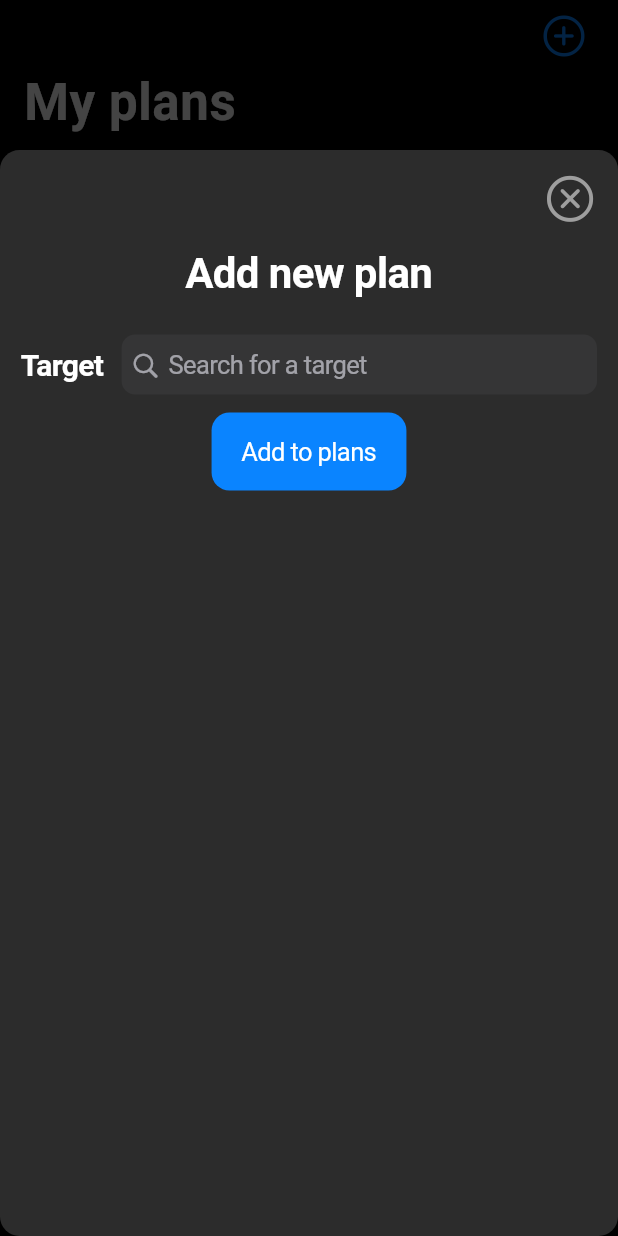
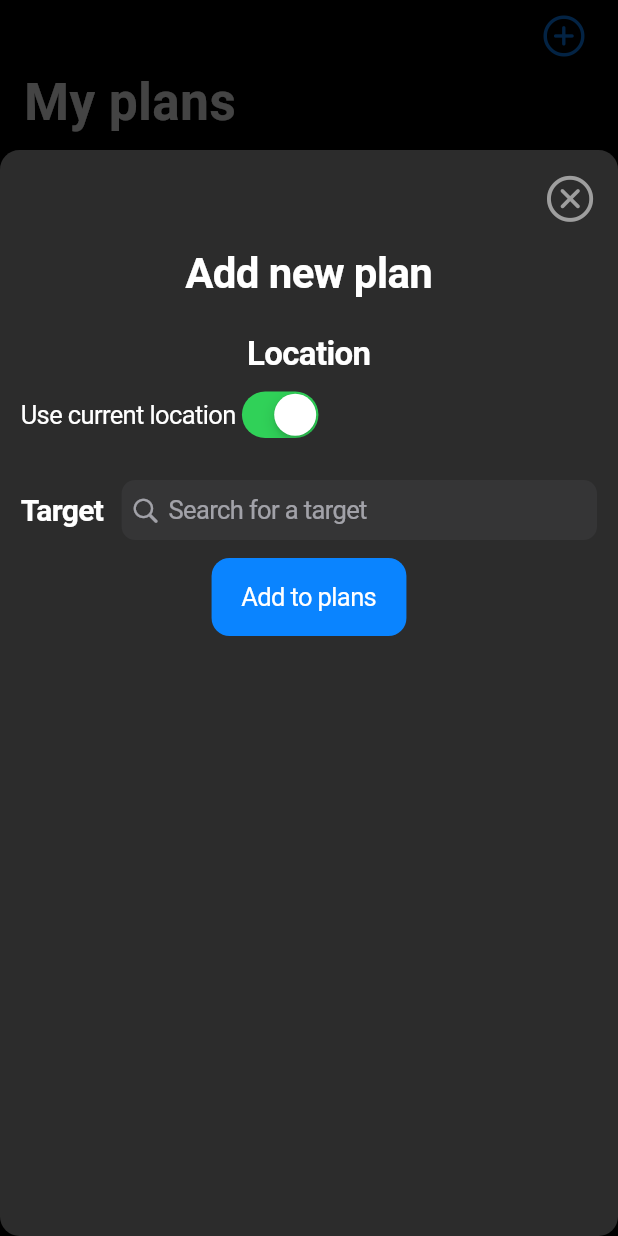
Before and after one commit to pat-mart/alpha_app, a Flutter app: the screen it shows after launch, after a tap on an icon or button, on a phone screen of 412 x 824 dp. Run offline on Flutter 3.47's test engine with Material 2 defaults, Android fonts, the phone set to English and light mode, and no system bars; our stand-ins replace csv, location; missing offline and left inert: flutter_octicons.

Commit message:
working on location permissions

```diff
--- a/lib/util/plan/partial_plan_data.dart
+++ /dev/null
@@ -1,4 +0,0 @@
-// class PartialData {
-//   num _latitude, _longitude;
-//
-// }
--- a/lib/views/screens/search_screen.dart
+++ b/lib/views/screens/search_screen.dart
@@ -37,7 +37,7 @@ class _SearchScreenState extends State<SearchScreen> {
               Container (
                 margin: const EdgeInsets.only(left: 14, right: 14),
                 child: SizedBox(
-                  height: 200,
+                  height: MediaQuery.of(context).size.height - 200,
                   child: Consumer<SearchViewModel>(
                     builder: (context, searchVm, _) => ListView.builder(
                       itemCount: searchVm.resultsList.length,
--- a/lib/views/smalls/plan_sheet_body.dart
+++ b/lib/views/smalls/plan_sheet_body.dart
@@ -7,7 +7,7 @@ import 'package:astro_planner/viewmodels/search_vm.dart';
 import 'package:astro_planner/views/screens/search_screen.dart';
 import 'package:flutter/cupertino.dart';
 import 'package:flutter/material.dart';
-import 'package:provider/provider.dart';
+import 'package:location/location.dart';
 
 import '../../models/plan_m.dart';
 import '../../models/sky_obj_m.dart';
@@ -26,7 +26,38 @@ class PlanSheet extends StatefulWidget {
 class _PlanSheetState extends State<PlanSheet> {
 
   final SearchViewModel _searchVm = SearchViewModel();
+
   late TextEditingController _searchController;
+
+  bool _serviceEnabled = false;
+  bool _usingService = true;
+
+  late PermissionStatus _permissionStatus;
+
+  double _lat = 0;
+  double _lon = 0;
+
+  final Location _location = Location();
+
+  Future<void> getLocation() async {
+    _serviceEnabled = await _location.serviceEnabled();
+    if(_serviceEnabled) {
+      _serviceEnabled = await _location.requestService();
+      if(!_serviceEnabled) {
+        _usingService = false;
+        return;
+      }
+    }
+
+    _permissionStatus = await _location.hasPermission();
+    if(_permissionStatus == PermissionStatus.denied) {
+      _permissionStatus = await _location.requestPermission();
+      if (_permissionStatus != PermissionStatus.granted) {
+        _usingService = false;
+        return;
+      }
+    }
+  }
 
   @override
   void initState(){
@@ -36,8 +67,6 @@ class _PlanSheetState extends State<PlanSheet> {
 
   @override
   Widget build(BuildContext context) {
-
-    final SearchViewModel searchVm = Provider.of<SearchViewModel>(context);
 
     return Column (
       children: <Widget> [
@@ -63,6 +92,34 @@ class _PlanSheetState extends State<PlanSheet> {
             )
           ],
         ),
+
+        const Padding(
+          padding: EdgeInsets.only(top: 24, bottom: 8),
+          child: Text('Location', style: TextStyle(fontWeight: FontWeight.bold, fontSize: 22, color: Colors.white))
+        ),
+
+        Row(
+          children: [
+            const Text('Use current location'),
+            FutureBuilder<void>(
+              future: getLocation(),
+              builder: (context, permission) => CupertinoSwitch(
+                value: _usingService,
+                onChanged: (newVal) => setState(() {
+                  _usingService = newVal;
+                  print(newVal);
+                })
+              ),
+            )
+          ],
+        ),
+
+        Row(
+          children: [
+
+          ],
+        ),
+
         Padding(
           padding: const EdgeInsets.only(top: 24, bottom: 12),
           child: Row(
@@ -80,8 +137,6 @@ class _PlanSheetState extends State<PlanSheet> {
                       context,
                       CupertinoPageRoute(builder: (context) => const SearchScreen())
                     );
-                    Image.asset('../assets/M31.jpg');
-
                     if(_searchVm.csvData.isEmpty){
                       await _searchVm.loadCsvData();
                     }
--- a/pubspec.yaml
+++ b/pubspec.yaml
@@ -43,6 +43,8 @@ dependencies:
   apple_maps_flutter: ^1.2.0
   csv: ^5.0.2
   shared_preferences: ^2.2.0
+  geolocator: ^9.0.2
+  location: ^5.0.3
 
 dev_dependencies:
   flutter_test:
```
Also changed, not shown: lib/viewmodels/search_vm.dart (+10 -4 lines), lib/views/smalls/search_result.dart (+9 -2 lines), pubspec.lock, 5 other files.
